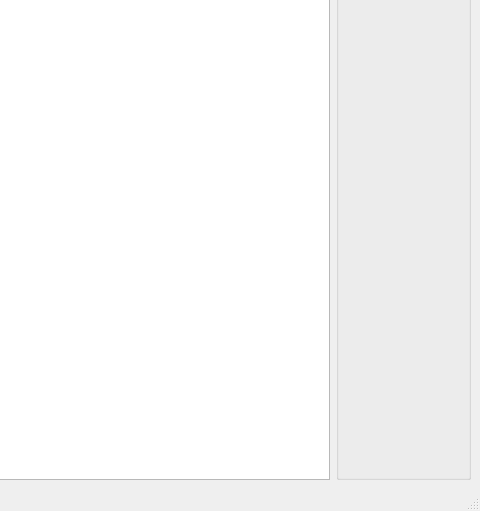
This is mainwindow.ui in darthdeus/graphite-gui as Qt 5 draws it before an edit; both pictures show x 559 to 1039 and y 291 to 802 of the 1039 by 802 pixel window. The edited form follows.
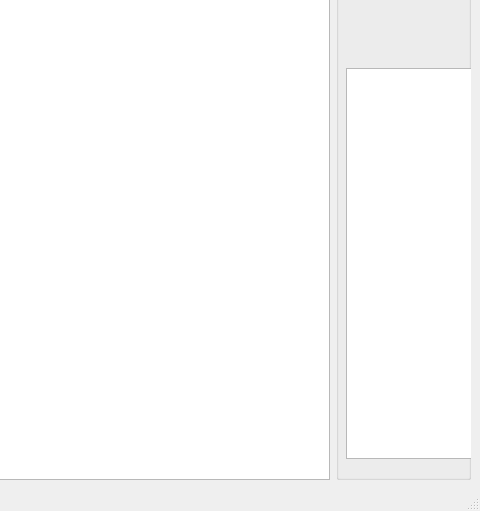
This is the edited form.

The edit to the form file:
```diff
--- a/mainwindow.ui
+++ b/mainwindow.ui
@@ -70,6 +70,16 @@
 &lt;p style=&quot; margin-top:0px; margin-bottom:0px; margin-left:0px; margin-right:0px; -qt-block-indent:0; text-indent:0px;&quot;&gt;R ... restart&lt;/p&gt;&lt;/body&gt;&lt;/html&gt;</string>
        </property>
       </widget>
+      <widget class="QTextBrowser" name="txtLogView">
+       <property name="geometry">
+        <rect>
+         <x>10</x>
+         <y>350</y>
+         <width>131</width>
+         <height>391</height>
+        </rect>
+       </property>
+      </widget>
      </widget>
     </item>
    </layout>
```
